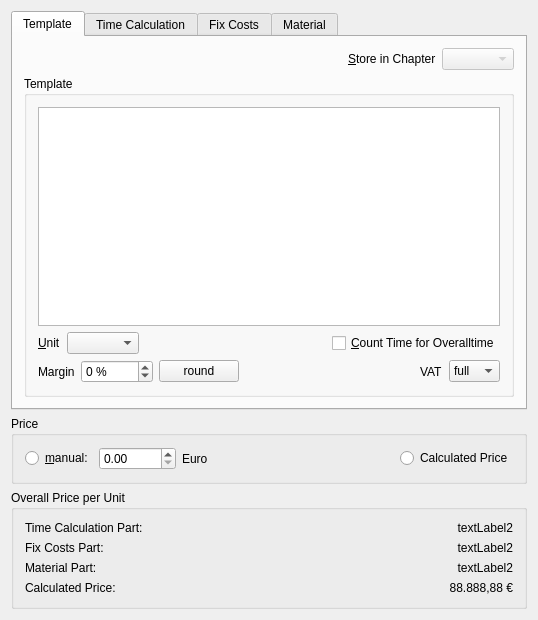
Before: the Qt Designer form src/calctemplate.ui in dragotin/kraft, drawn with Qt 5.
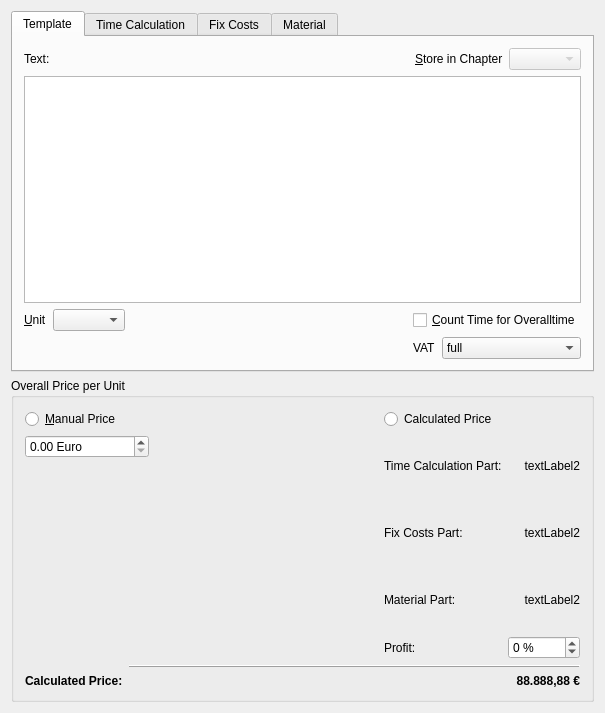
After: the same form once the commit is applied. Custom widgets are drawn as their Qt base class.

Commit message:
Fixed template calculation dialog: Handle profit/margin properly.
Also refactored things a bit and cleaned the dialog from stuff that
is not yet supported, ie. the tax combo. Fixed the overall time
calc thing.

This will fix #42

```diff
--- a/src/calctemplate.ui
+++ b/src/calctemplate.ui
@@ -6,8 +6,8 @@
    <rect>
     <x>0</x>
     <y>0</y>
-    <width>538</width>
-    <height>620</height>
+    <width>605</width>
+    <height>713</height>
    </rect>
   </property>
   <property name="windowTitle">
@@ -16,7 +16,7 @@
   <property name="sizeGripEnabled" stdset="0">
    <bool>true</bool>
   </property>
-  <layout class="QGridLayout" name="gridLayout_2">
+  <layout class="QGridLayout" name="gridLayout_6">
    <item row="0" column="0">
     <widget class="QTabWidget" name="tabWidget">
      <property name="currentIndex">
@@ -26,11 +26,16 @@
       <attribute name="title">
        <string>Template</string>
       </attribute>
-      <layout class="QGridLayout" name="_2">
-       <item row="1" column="0">
-        <layout class="QVBoxLayout" name="_3">
+      <layout class="QGridLayout" name="gridLayout_3">
+       <item row="0" column="0">
+        <layout class="QHBoxLayout" name="horizontalLayout_3">
          <item>
-          <layout class="QHBoxLayout" name="_4">
+          <widget class="QLabel" name="label">
+           <property name="text">
+            <string>Text:</string>
+           </property>
+          </widget>
+         </item>
            <item>
             <spacer name="spacer4">
              <property name="orientation">
@@ -41,7 +46,7 @@
              </property>
              <property name="sizeHint" stdset="0">
               <size>
-               <width>195</width>
+             <width>118</width>
                <height>20</height>
               </size>
              </property>
@@ -69,18 +74,12 @@
            </item>
           </layout>
          </item>
-         <item>
-          <widget class="QGroupBox" name="groupBox">
-           <property name="title">
-            <string>Template</string>
-           </property>
-           <layout class="QVBoxLayout" name="verticalLayout_2">
-            <item>
+       <item row="1" column="0">
              <widget class="QTextEdit" name="m_text">
               <property name="minimumSize">
                <size>
                 <width>0</width>
-                <height>200</height>
+           <height>160</height>
                </size>
               </property>
               <property name="acceptRichText">
@@ -88,9 +87,9 @@
               </property>
              </widget>
             </item>
-            <item>
-             <layout class="QHBoxLayout" name="_7">
-              <item>
+       <item row="2" column="0">
+        <layout class="QGridLayout" name="gridLayout_2">
+         <item row="0" column="0">
                <widget class="QLabel" name="textLabel3">
                 <property name="text">
                  <string>&amp;Unit</string>
@@ -103,102 +102,52 @@
                 </property>
                </widget>
               </item>
-              <item>
+         <item row="0" column="1">
                <widget class="QComboBox" name="m_unit"/>
               </item>
-              <item>
-               <spacer name="spacer3">
+         <item row="0" column="2">
+          <spacer name="horizontalSpacer">
                 <property name="orientation">
                  <enum>Qt::Horizontal</enum>
                 </property>
-                <property name="sizeType">
-                 <enum>QSizePolicy::Expanding</enum>
-                </property>
                 <property name="sizeHint" stdset="0">
                  <size>
-                  <width>90</width>
+             <width>40</width>
                   <height>20</height>
                  </size>
                 </property>
                </spacer>
               </item>
-              <item>
+         <item row="0" column="3">
                <widget class="QCheckBox" name="m_addTime">
                 <property name="text">
                  <string>&amp;Count Time for Overalltime</string>
                 </property>
                </widget>
               </item>
-             </layout>
-            </item>
-            <item>
-             <layout class="QHBoxLayout" name="_8">
-              <item>
-               <widget class="QLabel" name="textLabel1_2">
-                <property name="toolTip">
-                 <string/>
-                </property>
-                <property name="text">
-                 <string>Margin</string>
-                </property>
-                <property name="wordWrap">
-                 <bool>false</bool>
-                </property>
-                <property name="buddy">
-                 <cstring>spBenefit</cstring>
-                </property>
-               </widget>
-              </item>
-              <item>
-               <widget class="QSpinBox" name="spBenefit">
-                <property name="buttonSymbols">
-                 <enum>QAbstractSpinBox::UpDownArrows</enum>
-                </property>
-                <property name="specialValueText">
-                 <string/>
-                </property>
-                <property name="suffix">
-                 <string> %</string>
-                </property>
-                <property name="prefix">
-                 <string/>
-                </property>
-                <property name="minimum">
-                 <number>-1000</number>
-                </property>
-                <property name="maximum">
-                 <number>1000</number>
-                </property>
-               </widget>
-              </item>
-              <item>
-               <widget class="QPushButton" name="pbRundPreis">
-                <property name="text">
-                 <string>round</string>
-                </property>
-                <property name="shortcut">
-                 <string/>
-                </property>
-               </widget>
-              </item>
-              <item>
-               <spacer name="spacer12">
+         <item row="1" column="2">
+          <spacer name="horizontalSpacer_2">
                 <property name="orientation">
                  <enum>Qt::Horizontal</enum>
                 </property>
-                <property name="sizeType">
-                 <enum>QSizePolicy::Expanding</enum>
-                </property>
                 <property name="sizeHint" stdset="0">
                  <size>
-                  <width>197</width>
+             <width>40</width>
                   <height>20</height>
                  </size>
                 </property>
                </spacer>
               </item>
+         <item row="1" column="3">
+          <layout class="QHBoxLayout" name="horizontalLayout_2">
               <item>
-               <widget class="QLabel" name="textLabel1_3">
+            <widget class="QLabel" name="m_mwstLabel">
+             <property name="sizePolicy">
+              <sizepolicy hsizetype="Maximum" vsizetype="Preferred">
+               <horstretch>0</horstretch>
+               <verstretch>0</verstretch>
+              </sizepolicy>
+             </property>
                 <property name="text">
                  <string>VAT</string>
                 </property>
@@ -224,9 +173,6 @@
              </layout>
             </item>
            </layout>
-          </widget>
-         </item>
-        </layout>
        </item>
       </layout>
      </widget>
@@ -575,20 +521,35 @@
     </widget>
    </item>
    <item row="1" column="0">
-    <widget class="QGroupBox" name="groupBox_2">
+    <widget class="QGroupBox" name="groupBox_3">
      <property name="title">
-      <string>Price</string>
+      <string>Overall Price per Unit</string>
      </property>
-     <layout class="QHBoxLayout" name="horizontalLayout">
-      <item>
+     <layout class="QGridLayout" name="gridLayout_5">
+      <item row="0" column="0">
+       <layout class="QGridLayout" name="gridLayout_4">
+        <item row="0" column="0">
        <widget class="QRadioButton" name="m_rbManual">
         <property name="text">
-         <string>&amp;manual:</string>
+           <string>&amp;Manual Price</string>
         </property>
        </widget>
       </item>
-      <item>
+        <item row="0" column="3">
+         <widget class="QRadioButton" name="m_rbCalculation">
+          <property name="text">
+           <string>Calculated Price</string>
+          </property>
+          <property name="shortcut">
+           <string/>
+          </property>
+         </widget>
+        </item>
+        <item row="1" column="0" colspan="2">
        <widget class="QDoubleSpinBox" name="m_manualPriceVal">
+          <property name="suffix">
+           <string> Euro</string>
+          </property>
         <property name="maximum">
          <double>99999.000000000000000</double>
         </property>
@@ -600,50 +561,20 @@
         </property>
        </widget>
       </item>
-      <item>
-       <widget class="QLabel" name="textLabel1">
-        <property name="text">
-         <string>Euro</string>
-        </property>
-        <property name="wordWrap">
-         <bool>false</bool>
-        </property>
-       </widget>
-      </item>
-      <item>
-       <spacer name="spacer5">
+        <item row="1" column="2">
+         <spacer name="horizontalSpacer_3">
         <property name="orientation">
          <enum>Qt::Horizontal</enum>
         </property>
-        <property name="sizeType">
-         <enum>QSizePolicy::Expanding</enum>
-        </property>
         <property name="sizeHint" stdset="0">
          <size>
-          <width>248</width>
+            <width>40</width>
           <height>20</height>
          </size>
         </property>
        </spacer>
       </item>
-      <item>
-       <widget class="QRadioButton" name="m_rbCalculation">
-        <property name="text">
-         <string>Calculated Price</string>
-        </property>
-        <property name="shortcut">
-         <string/>
-        </property>
-       </widget>
-      </item>
-     </layout>
-    </widget>
-   </item>
-   <item row="2" column="0">
-    <widget class="QGroupBox" name="groupBox_3">
-     <property name="title">
-      <string>Overall Price per Unit</string>
-     </property>
+        <item row="1" column="3" rowspan="2">
      <layout class="QGridLayout" name="gridLayout">
       <item row="0" column="0">
        <widget class="QLabel" name="m_tLabelTime">
@@ -715,7 +646,82 @@
        </widget>
       </item>
       <item row="3" column="0">
+           <widget class="QLabel" name="m_tLabelProfit">
+            <property name="sizePolicy">
+             <sizepolicy hsizetype="Maximum" vsizetype="Preferred">
+              <horstretch>0</horstretch>
+              <verstretch>0</verstretch>
+             </sizepolicy>
+            </property>
+            <property name="toolTip">
+             <string/>
+            </property>
+            <property name="text">
+             <string>Profit:</string>
+            </property>
+            <property name="wordWrap">
+             <bool>false</bool>
+            </property>
+            <property name="buddy">
+             <cstring>spBenefit</cstring>
+            </property>
+           </widget>
+          </item>
+          <item row="3" column="1">
+           <widget class="QSpinBox" name="spBenefit">
+            <property name="buttonSymbols">
+             <enum>QAbstractSpinBox::UpDownArrows</enum>
+            </property>
+            <property name="specialValueText">
+             <string/>
+            </property>
+            <property name="suffix">
+             <string> %</string>
+            </property>
+            <property name="prefix">
+             <string/>
+            </property>
+            <property name="minimum">
+             <number>-1000</number>
+            </property>
+            <property name="maximum">
+             <number>1000</number>
+            </property>
+           </widget>
+          </item>
+         </layout>
+        </item>
+        <item row="2" column="1">
+         <spacer name="verticalSpacer">
+          <property name="orientation">
+           <enum>Qt::Vertical</enum>
+          </property>
+          <property name="sizeHint" stdset="0">
+           <size>
+            <width>20</width>
+            <height>40</height>
+           </size>
+          </property>
+         </spacer>
+        </item>
+        <item row="3" column="1" colspan="3">
+         <widget class="QFrame" name="frame">
+          <property name="frameShape">
+           <enum>QFrame::HLine</enum>
+          </property>
+          <property name="frameShadow">
+           <enum>QFrame::Raised</enum>
+          </property>
+         </widget>
+        </item>
+        <item row="4" column="0">
        <widget class="QLabel" name="m_resPreisName">
+          <property name="font">
+           <font>
+            <weight>75</weight>
+            <bold>true</bold>
+           </font>
+          </property>
         <property name="text">
          <string>Calculated Price:</string>
         </property>
@@ -727,8 +733,14 @@
         </property>
        </widget>
       </item>
-      <item row="3" column="1">
+        <item row="4" column="3">
        <widget class="QLabel" name="m_resultPrice">
+          <property name="font">
+           <font>
+            <weight>75</weight>
+            <bold>true</bold>
+           </font>
+          </property>
         <property name="toolTip">
          <string/>
         </property>
@@ -744,6 +756,8 @@
        </widget>
       </item>
      </layout>
+      </item>
+     </layout>
     </widget>
    </item>
   </layout>
```
Left out of the diff: 2 changed lines with no effect on the pictures. Lines whose indentation alone changed are shown as unchanged. The commit also changes 7 other files.
